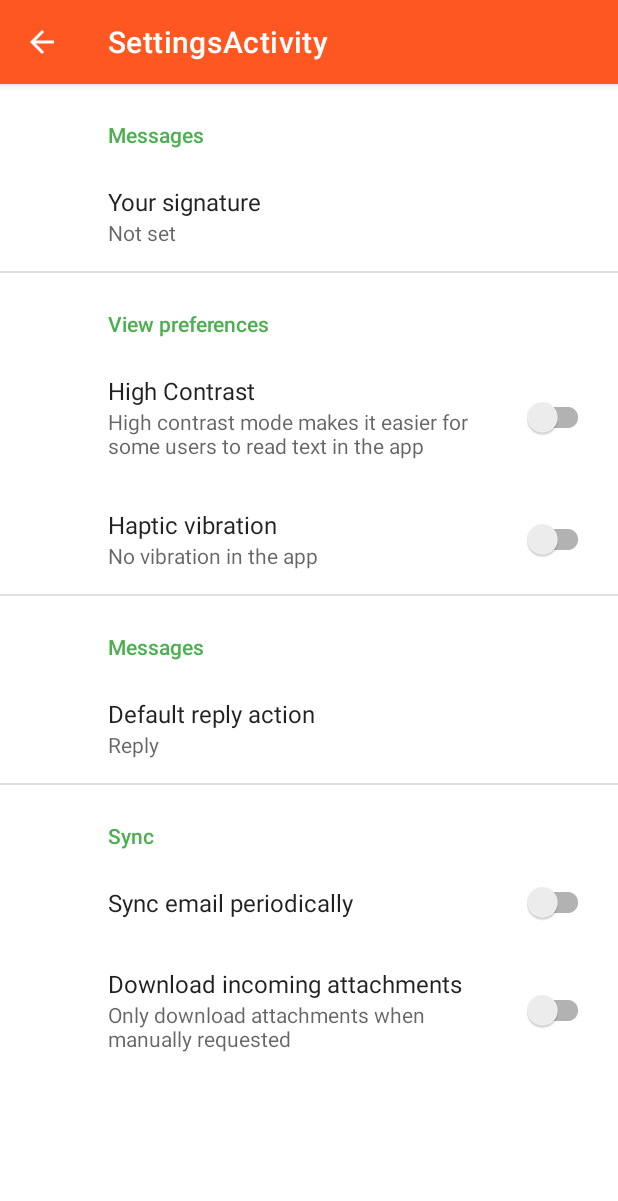
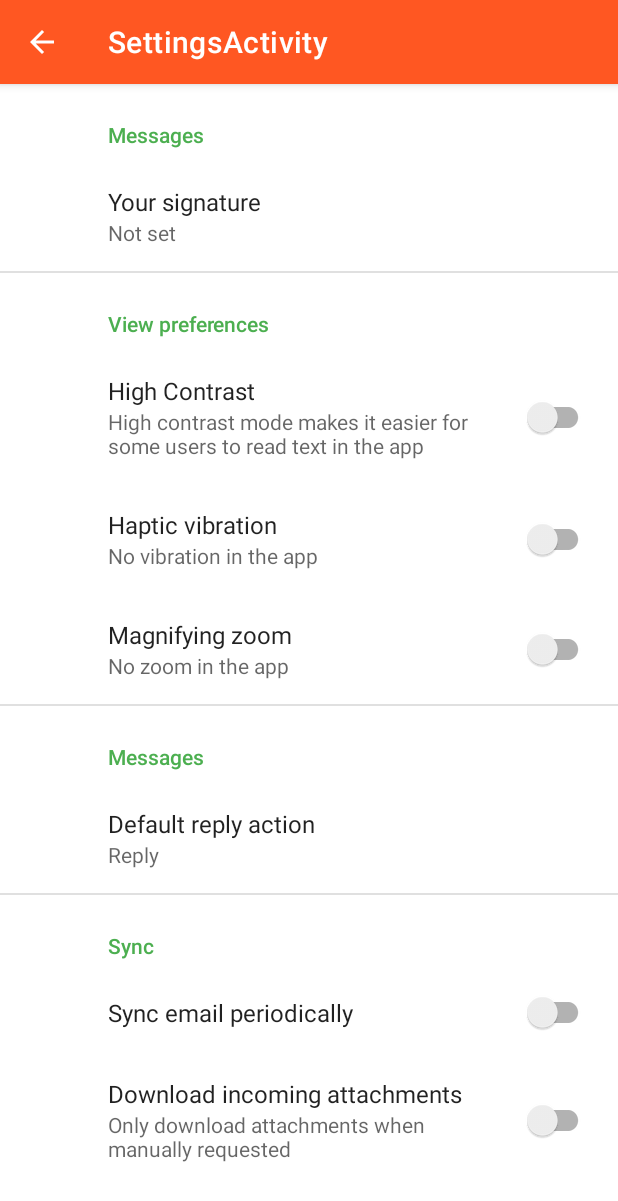
Before and after one commit to homedork-se2/Mocked-client, an Android app: the SettingsFragment screen opened directly, with no data from a screen before it, on a phone screen of 412 x 824 dp. Shown: the top 1201 px of the screen. Run offline under Robolectric (Android 15) with nearby library versions, the phone set to English and light mode, and no system bars; our stand-ins replace androidx.preference.

Commit message:
Magnifying zoom added to root_preferences.xml

```diff
--- a/MockedClientApp/app/src/main/res/xml/root_preferences.xml
+++ b/MockedClientApp/app/src/main/res/xml/root_preferences.xml
@@ -21,6 +21,12 @@
             app:title="Haptic vibration"
             app:summaryOff="No vibration in the app"
             app:summaryOn="Each press returns a small vibration"/>
+
+        <SwitchPreferenceCompat
+            app:key="magnifyingZoom"
+            app:title="Magnifying zoom"
+            app:summaryOff="No zoom in the app"
+            app:summaryOn="zoom is enabled"/>
 
 
     </PreferenceCategory>
```
